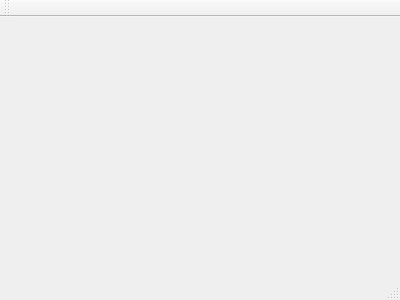
Old version of the form mainwindow.ui in the repository mhozza/HandControl.
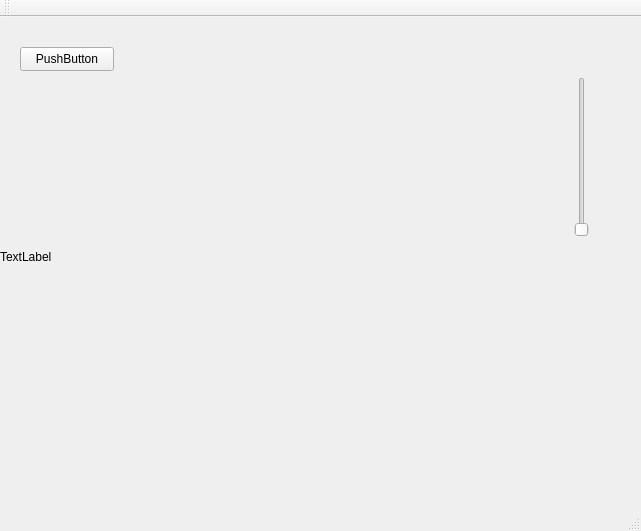
New version of the form.

Diff of the .ui file:
```diff
--- a/mainwindow.ui
+++ b/mainwindow.ui
@@ -1,24 +1,88 @@
 <ui version="4.0">
  <class>MainWindow</class>
- <widget class="QMainWindow" name="MainWindow" >
-  <property name="geometry" >
+ <widget class="QMainWindow" name="MainWindow">
+  <property name="geometry">
    <rect>
     <x>0</x>
     <y>0</y>
-    <width>400</width>
-    <height>300</height>
+    <width>641</width>
+    <height>531</height>
    </rect>
   </property>
   <property name="windowTitle" >
    <string>MainWindow</string>
   </property>
-  <widget class="QMenuBar" name="menuBar" />
-  <widget class="QToolBar" name="mainToolBar" />
-  <widget class="QWidget" name="centralWidget" />
-  <widget class="QStatusBar" name="statusBar" />
+  <widget class="QWidget" name="centralWidget">
+   <widget class="QLabel" name="label">
+    <property name="geometry">
+     <rect>
+      <x>0</x>
+      <y>0</y>
+      <width>640</width>
+      <height>480</height>
+     </rect>
+    </property>
+    <property name="text">
+     <string>TextLabel</string>
+    </property>
+   </widget>
+   <widget class="QPushButton" name="btnVideo">
+    <property name="geometry">
+     <rect>
+      <x>20</x>
+      <y>30</y>
+      <width>94</width>
+      <height>24</height>
+     </rect>
+    </property>
+    <property name="text">
+     <string>PushButton</string>
+    </property>
+   </widget>
+   <widget class="QSlider" name="verticalSlider">
+    <property name="geometry">
+     <rect>
+      <x>570</x>
+      <y>60</y>
+      <width>23</width>
+      <height>160</height>
+     </rect>
+    </property>
+    <property name="maximum">
+     <number>1048576</number>
+    </property>
+    <property name="singleStep">
+     <number>256</number>
+    </property>
+    <property name="pageStep">
+     <number>2048</number>
+    </property>
+    <property name="orientation">
+     <enum>Qt::Vertical</enum>
+    </property>
+   </widget>
+  </widget>
+  <widget class="QMenuBar" name="menuBar">
+   <property name="geometry">
+    <rect>
+     <x>0</x>
+     <y>0</y>
+     <width>641</width>
+     <height>21</height>
+    </rect>
+   </property>
+  </widget>
+  <widget class="QToolBar" name="mainToolBar">
+   <attribute name="toolBarArea">
+    <enum>TopToolBarArea</enum>
+   </attribute>
+   <attribute name="toolBarBreak">
+    <bool>false</bool>
+   </attribute>
+  </widget>
+  <widget class="QStatusBar" name="statusBar"/>
  </widget>
- <layoutDefault spacing="6" margin="11" />
- <pixmapfunction></pixmapfunction>
+ <layoutdefault spacing="6" margin="11"/>
  <resources/>
  <connections/>
 </ui>
```
Left out of the diff: 3 changed lines with no effect on the pictures.
